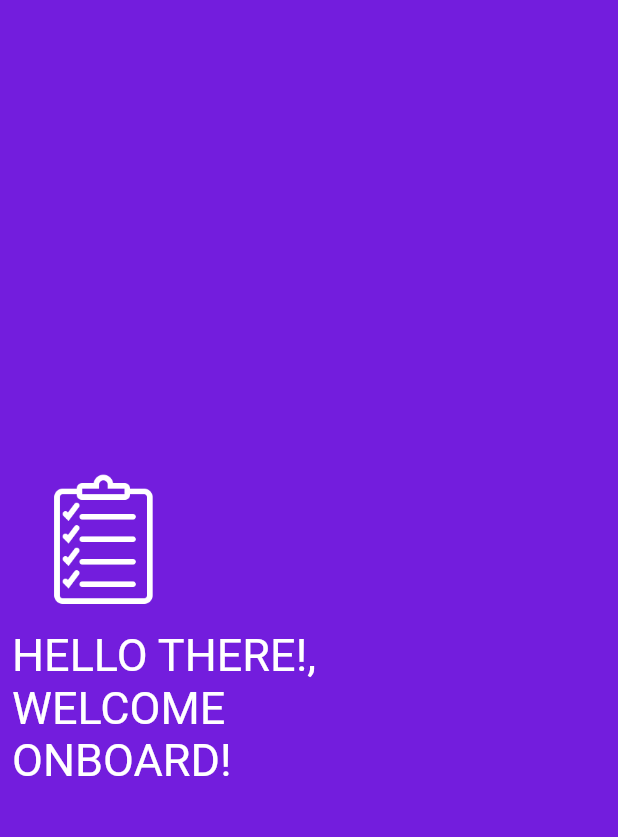
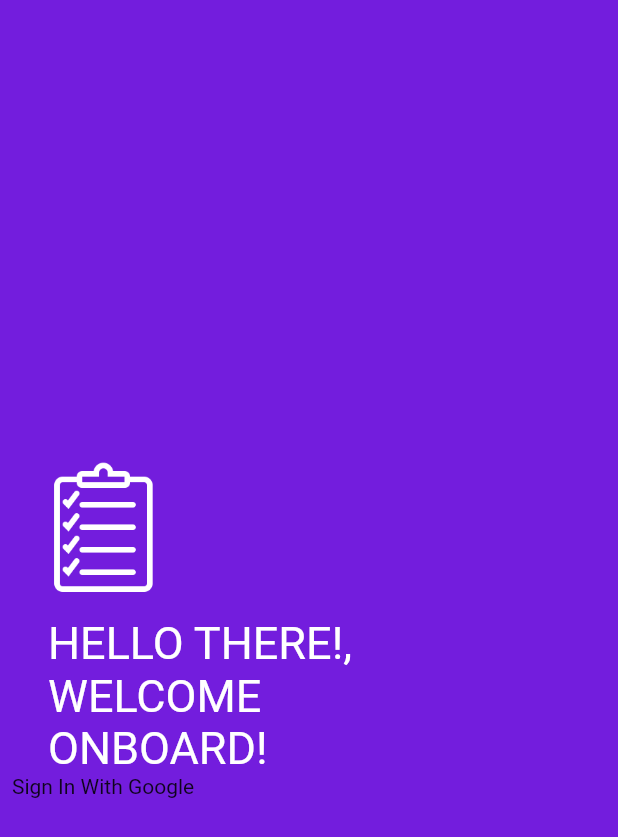
Before and after one commit to adrianoaraujo0/lista_de_tarefas, a Flutter app: the screen it shows after launch, on a phone screen of 412 x 824 dp. Shown: the top 837 px of the screen. Run offline on Flutter 3.47's test engine with Material 2 defaults, Android fonts, the phone set to English and light mode, and no system bars; our stand-ins replace font_awesome_flutter, objectbox, rxdart, table_calendar; generated files the repository leaves out were written again.

Commit message:
login page sendo implementada

```diff
--- a/lib/login/login_page.dart
+++ b/lib/login/login_page.dart
@@ -18,7 +18,15 @@ class LoginPage extends StatelessWidget {
           crossAxisAlignment: CrossAxisAlignment.start,
           children: [
             Image.asset("assets/images/clipboard.png", color: ListColors.white, height: 120),
-            const Text("HELLO THERE!, \nWELCOME\nONBOARD!", style: TextStyle(color: ListColors.white, fontSize: 30)),
+            const Padding(
+              padding: EdgeInsets.symmetric(horizontal: 24),
+              child: Text("HELLO THERE!, \nWELCOME\nONBOARD!", style: TextStyle(color: ListColors.white, fontSize: 30)),
+            ),
+            Row(
+              children: const [
+                 Text("Sign In With Google")
+              ],
+            )
           ],
         ),
       ),
```
